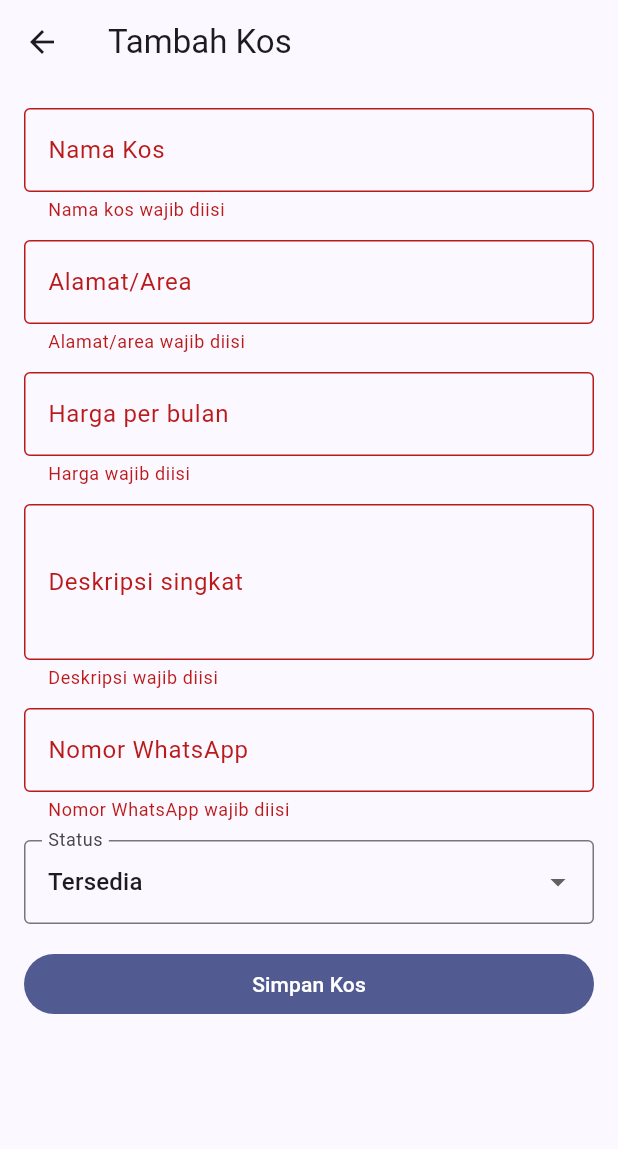
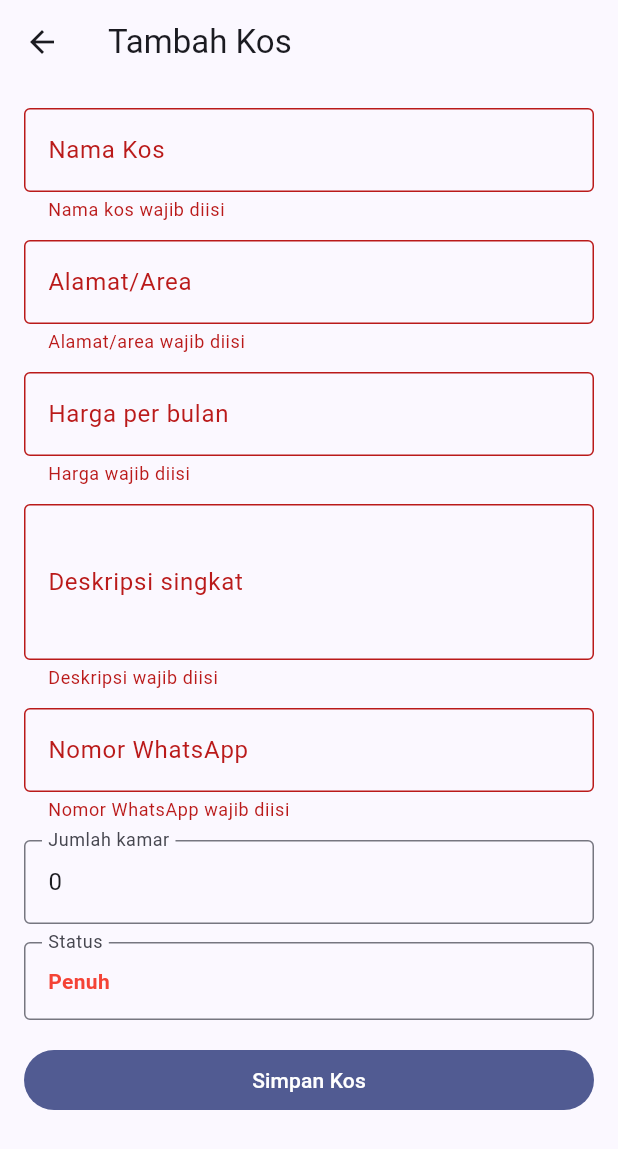
Before and after one commit to mekapurwani/kosfinder, a Flutter app: the KosFormScreen screen opened directly, after a tap on "Simpan Kos", on a phone screen of 412 x 824 dp. Shown: the top 1149 px of the screen. Run offline on Flutter 3.47's test engine with Material 3 defaults, Android fonts, the phone set to English and light mode, and no system bars; our stand-ins replace supabase_flutter; accounts and stored records are empty.

Commit message:
T12: sinkronisasi otomatis jumlah kamar dan status kos

```diff
--- a/lib/models/kos.dart
+++ b/lib/models/kos.dart
@@ -8,6 +8,7 @@ class Kos {
     this.whatsappNumber = '',
     this.status = 'Tersedia',
     this.ownerId,
+    this.roomCount = 0,
   });
 
   final String id;
@@ -18,12 +19,17 @@ class Kos {
   final String whatsappNumber;
   final String status;
   final String? ownerId;
+  final int roomCount;
 
   factory Kos.fromMap(Map<String, dynamic> map) {
     final rawPrice = map['monthly_price'];
     final price = rawPrice is num
         ? rawPrice
         : num.tryParse(rawPrice?.toString() ?? '') ?? 0;
+    final rawRoomCount = map['room_count'];
+    final roomCount = rawRoomCount is int
+        ? rawRoomCount
+        : int.tryParse(rawRoomCount?.toString() ?? '') ?? 0;
 
     return Kos(
       id: map['id']?.toString() ?? '',
@@ -34,6 +40,7 @@ class Kos {
       whatsappNumber: map['whatsapp_number']?.toString() ?? '',
       status: map['status']?.toString() ?? 'Tersedia',
       ownerId: map['owner_id']?.toString(),
+      roomCount: roomCount,
     );
   }
 
--- a/lib/providers/kos_provider.dart
+++ b/lib/providers/kos_provider.dart
@@ -70,6 +70,7 @@ class KosProvider extends ChangeNotifier {
     required String description,
     required String whatsappNumber,
     required String status,
+    int roomCount = 0,
   }) async {
     _isLoading = true;
     _errorMessage = null;
@@ -83,6 +84,7 @@ class KosProvider extends ChangeNotifier {
         description: description,
         whatsappNumber: whatsappNumber,
         status: status,
+        roomCount: roomCount,
       );
       _ownedKos = [kos, ..._ownedKos];
       await _refreshPublicKos();
@@ -107,6 +109,7 @@ class KosProvider extends ChangeNotifier {
     required String description,
     required String whatsappNumber,
     required String status,
+    int roomCount = 0,
   }) async {
     _isLoading = true;
     _errorMessage = null;
@@ -121,6 +124,7 @@ class KosProvider extends ChangeNotifier {
         description: description,
         whatsappNumber: whatsappNumber,
         status: status,
+        roomCount: roomCount,
       );
       _ownedKos = _ownedKos
           .map((kos) => kos.id == id ? updatedKos : kos)
--- a/lib/screens/kos_detail_screen.dart
+++ b/lib/screens/kos_detail_screen.dart
@@ -49,6 +49,11 @@ class KosDetailScreen extends StatelessWidget {
           ),
           const SizedBox(height: 16),
           Text(kos.description),
+          const SizedBox(height: 16),
+          Text(
+            'Jumlah kamar: ${kos.roomCount}',
+            key: const Key('detail-room-count'),
+          ),
           const SizedBox(height: 24),
           FilledButton.icon(
             onPressed: () => _openWhatsApp(context),
--- a/lib/screens/kos_form_screen.dart
+++ b/lib/screens/kos_form_screen.dart
@@ -21,13 +21,19 @@ class _KosFormScreenState extends State<KosFormScreen> {
   final _priceController = TextEditingController();
   final _descriptionController = TextEditingController();
   final _whatsappController = TextEditingController();
-  String _status = 'Tersedia';
+  final _roomCountController = TextEditingController();
 
   bool get _isEdit => widget.kos != null;
+
+  String get _status {
+    final roomCount = int.tryParse(_roomCountController.text.trim());
+    return roomCount == null || roomCount > 0 ? 'Tersedia' : 'Penuh';
+  }
 
   @override
   void initState() {
     super.initState();
+    _roomCountController.addListener(_roomCountChanged);
     final kos = widget.kos;
     if (kos != null) {
       _nameController.text = kos.name;
@@ -35,17 +41,27 @@ class _KosFormScreenState extends State<KosFormScreen> {
       _priceController.text = kos.monthlyPrice.toStringAsFixed(0);
       _descriptionController.text = kos.description;
       _whatsappController.text = kos.whatsappNumber;
-      _status = kos.status == 'Penuh' ? 'Penuh' : 'Tersedia';
+      _roomCountController.text = kos.roomCount.toString();
+    } else {
+      _roomCountController.text = '0';
+    }
+  }
+
+  void _roomCountChanged() {
+    if (mounted) {
+      setState(() {});
     }
   }
 
   @override
   void dispose() {
+    _roomCountController.removeListener(_roomCountChanged);
     _nameController.dispose();
     _addressController.dispose();
     _priceController.dispose();
     _descriptionController.dispose();
     _whatsappController.dispose();
+    _roomCountController.dispose();
     super.dispose();
   }
 
@@ -62,6 +78,15 @@ class _KosFormScreenState extends State<KosFormScreen> {
       return;
     }
 
+    final roomCount = int.tryParse(_roomCountController.text.trim());
+    if (roomCount == null || roomCount < 0) {
+      ScaffoldMessenger.of(context).showSnackBar(
+        const SnackBar(content: Text('Jumlah kamar harus berupa angka')),
+      );
+      return;
+    }
+    final status = roomCount == 0 ? 'Penuh' : _status;
+
     final provider = context.read<KosProvider>();
     final success = _isEdit
         ? await provider.updateKos(
@@ -71,7 +96,8 @@ class _KosFormScreenState extends State<KosFormScreen> {
             monthlyPrice: price,
             description: _descriptionController.text.trim(),
             whatsappNumber: _whatsappController.text.trim(),
-            status: _status,
+            status: status,
+            roomCount: roomCount,
           )
         : await provider.createKos(
             name: _nameController.text.trim(),
@@ -79,7 +105,8 @@ class _KosFormScreenState extends State<KosFormScreen> {
             monthlyPrice: price,
             description: _descriptionController.text.trim(),
             whatsappNumber: _whatsappController.text.trim(),
-            status: _status,
+            status: status,
+            roomCount: roomCount,
           );
 
     if (!mounted) {
@@ -173,25 +200,36 @@ class _KosFormScreenState extends State<KosFormScreen> {
                         : null,
                   ),
                   const SizedBox(height: 12),
-                  DropdownButtonFormField<String>(
+                  TextFormField(
+                    key: const Key('kos-room-count'),
+                    controller: _roomCountController,
+                    keyboardType: TextInputType.number,
+                    inputFormatters: [FilteringTextInputFormatter.digitsOnly],
+                    decoration: const InputDecoration(
+                      labelText: 'Jumlah kamar',
+                      border: OutlineInputBorder(),
+                    ),
+                    validator: (value) => value == null || value.isEmpty
+                        ? 'Jumlah kamar wajib diisi'
+                        : null,
+                  ),
+                  const SizedBox(height: 12),
+                  InputDecorator(
                     key: const Key('kos-status'),
-                    initialValue: _status,
                     decoration: const InputDecoration(
                       labelText: 'Status',
                       border: OutlineInputBorder(),
                     ),
-                    items: const [
-                      DropdownMenuItem(
-                        value: 'Tersedia',
-                        child: Text('Tersedia'),
+                    child: Text(
+                      _status,
+                      key: const Key('kos-status-value'),
+                      style: TextStyle(
+                        color: _status == 'Tersedia'
+                            ? Colors.green
+                            : Colors.red,
+                        fontWeight: FontWeight.w700,
                       ),
-                      DropdownMenuItem(value: 'Penuh', child: Text('Penuh')),
-                    ],
-                    onChanged: (value) {
-                      if (value != null) {
-                        setState(() => _status = value);
-                      }
-                    },
+                    ),
                   ),
                   const SizedBox(height: 16),
                   FilledButton(
--- a/lib/screens/kos_list_screen.dart
+++ b/lib/screens/kos_list_screen.dart
@@ -193,7 +193,7 @@ class _KosListScreenState extends State<KosListScreen> {
                                 subtitle: Text(
                                   '${kos.addressArea}\n'
                                   'Rp${kos.monthlyPrice.toStringAsFixed(0)} '
-                                  '/ bulan',
+                                  '/ bulan\nJumlah kamar: ${kos.roomCount}',
                                 ),
                                 trailing: StatusBadge(status: kos.status),
                                 onTap: () {
```
Also changed, not shown: lib/repositories/kos_repository.dart (+13 -7 lines), 5 other files.
